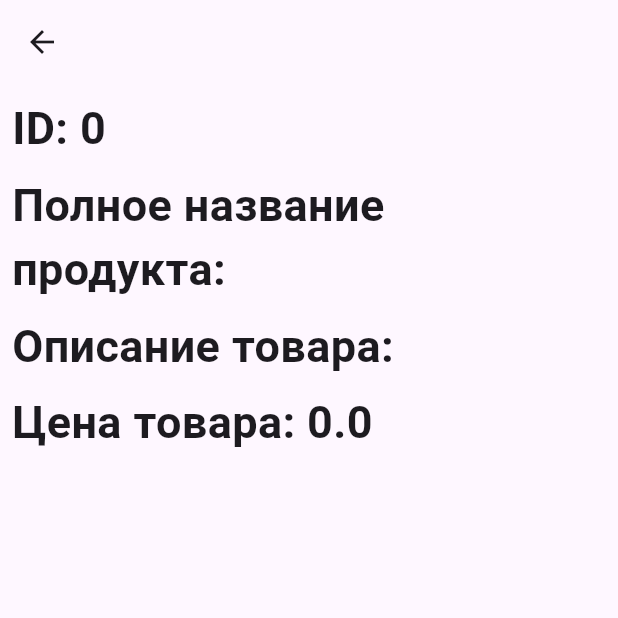
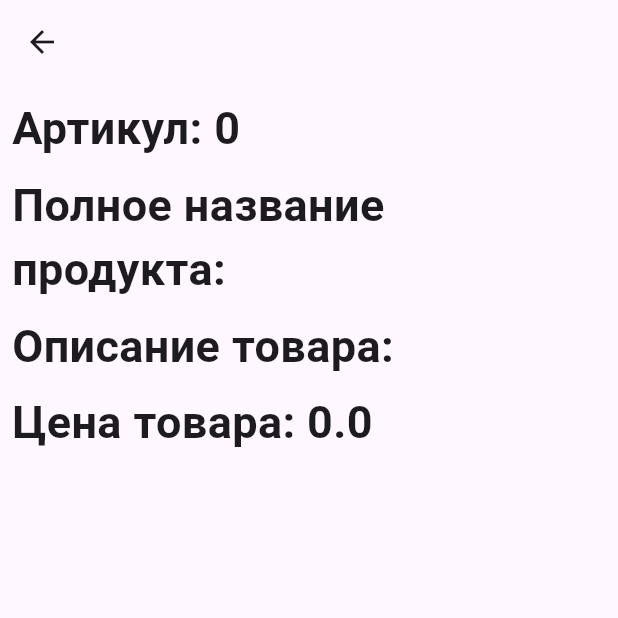
Before and after one commit to CaptainPolyana/RegistrationAndOtherComponents, a Flutter app: the CartProduct screen opened directly with empty values, on a phone screen of 412 x 824 dp, the top half of it. Run offline on Flutter 3.47's test engine with Material 3 defaults, Android fonts, the phone set to English and light mode, and no system bars; our stand-ins replace toggle_switch; network calls fail.

Commit message:
second commit

```diff
--- a/lib/cart_product.dart
+++ b/lib/cart_product.dart
@@ -22,7 +22,7 @@ class CartProduct extends StatelessWidget {
             ),
             Container(
               margin: EdgeInsets.only(bottom: 8),
-                child: Text('ID: ${id_product1.toString()}', style: TextStyle(fontSize: 30, fontWeight: FontWeight.bold),),
+                child: Text('Артикул: ${id_product1.toString()}', style: TextStyle(fontSize: 30, fontWeight: FontWeight.bold),),
             ),
             Container(
               margin: EdgeInsets.only(bottom: 8),
```
